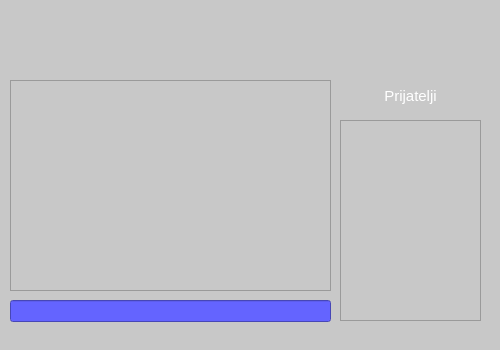
Above: mainwindow.ui from nmhaker/Source-Code before the change. Below: the same form after it.
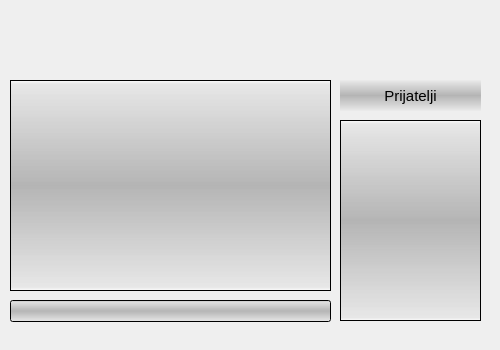
That is the form after the change. Icons and pictures are not drawn.

Commit message:
Sa lapa
Nzm sta sam promenio, ali morao sam da ubijem commit da bih prebacio na komp

Diff of the .ui file:
```diff
--- a/mainwindow.ui
+++ b/mainwindow.ui
@@ -36,8 +36,8 @@
   </property>
   <widget class="QWidget" name="centralWidget">
    <property name="styleSheet">
-    <string notr="true">background-color: rgb(200, 200, 200);
-			</string>
+    <string notr="true">
+</string>
    </property>
    <widget class="QListWidget" name="listWidget_2">
     <property name="geometry">
@@ -49,7 +49,7 @@
      </rect>
     </property>
     <property name="styleSheet">
-     <string notr="true"/>
+     <string notr="true">background-color: qlineargradient(spread:reflect, x1:0.505, y1:0.5, x2:0.505, y2:0, stop:0.0047619 rgba(157, 157, 157, 181), stop:0.961905 rgba(231, 231, 231, 255), stop:1 rgba(255, 255, 255, 255));</string>
     </property>
    </widget>
    <widget class="QLineEdit" name="lineEdit">
@@ -62,8 +62,7 @@
      </rect>
     </property>
     <property name="styleSheet">
-     <string notr="true">background-color: rgb(100, 100, 255);
-color: black;</string>
+     <string notr="true">background-color: qlineargradient(spread:reflect, x1:0.505, y1:0.5, x2:0.505, y2:0, stop:0.0047619 rgba(157, 157, 157, 181), stop:0.961905 rgba(231, 231, 231, 255), stop:1 rgba(255, 255, 255, 255));</string>
     </property>
    </widget>
    <widget class="QLabel" name="label">
@@ -81,7 +80,7 @@
      </font>
     </property>
     <property name="styleSheet">
-     <string notr="true">color: white;</string>
+     <string notr="true">background-color: qlineargradient(spread:reflect, x1:0.505, y1:0.5, x2:0.505, y2:0, stop:0.0047619 rgba(157, 157, 157, 181), stop:0.961905 rgba(231, 231, 231, 255), stop:1 rgba(255, 255, 255, 255));</string>
     </property>
     <property name="text">
      <string>Prijatelji</string>
@@ -99,6 +98,9 @@
       <height>211</height>
      </rect>
     </property>
+    <property name="styleSheet">
+     <string notr="true">background-color: qlineargradient(spread:reflect, x1:0.505, y1:0.5, x2:0.505, y2:0, stop:0.0047619 rgba(157, 157, 157, 181), stop:0.961905 rgba(231, 231, 231, 255), stop:1 rgba(255, 255, 255, 255));</string>
+    </property>
    </widget>
   </widget>
   <action name="actionUloguj_Se">
```
Left out of the diff: 7 changed lines with no effect on the pictures. The commit also changes 2 other files.
